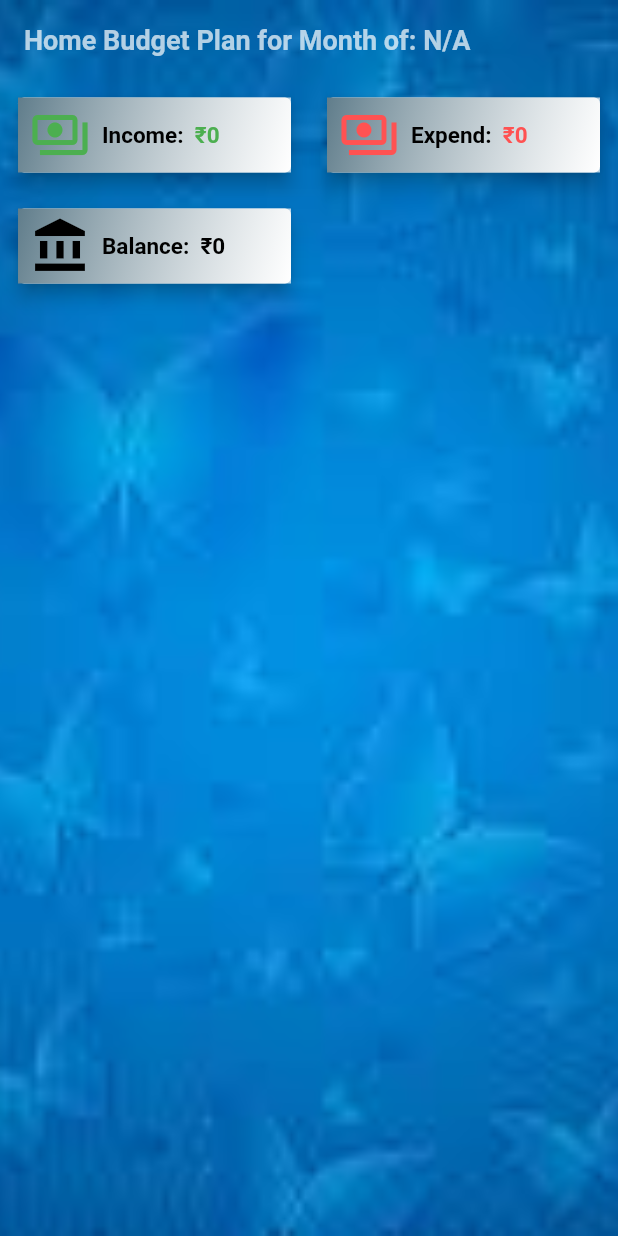
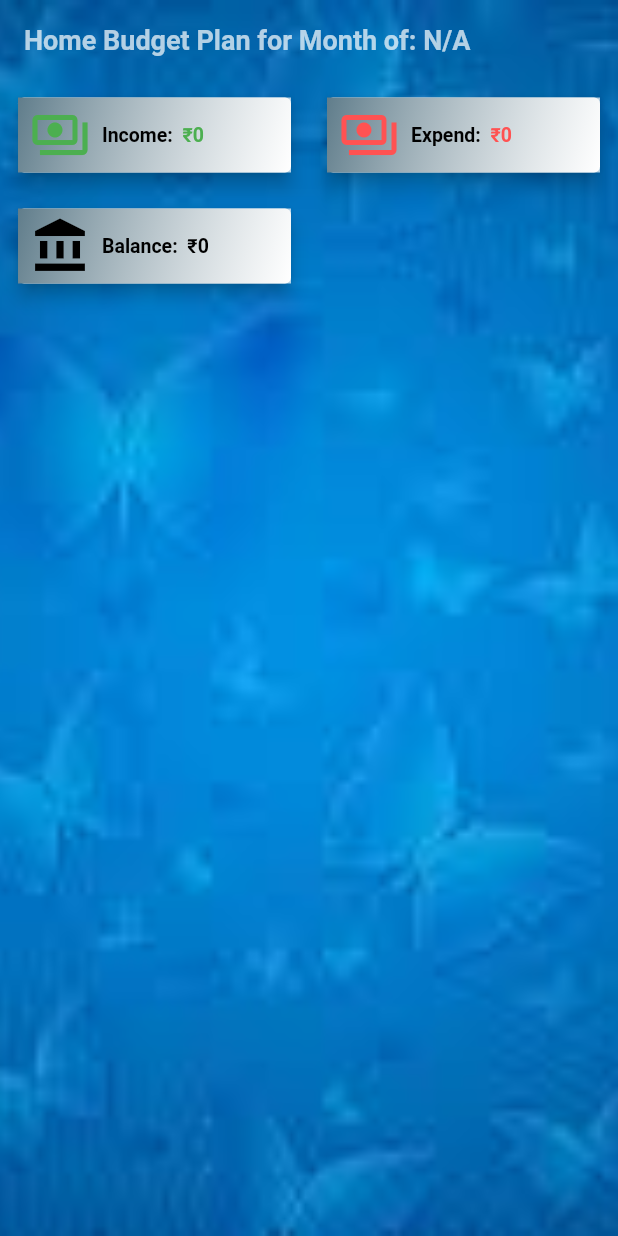
Before and after one commit to sathishnune/home-budget-planner, a Flutter app: the SummaryCards widget shown alone on an empty page, opened directly with empty values, on a phone screen of 412 x 824 dp. Run offline on Flutter 3.47's test engine with Material 2 defaults, Android fonts, the light colour scheme and no system bars; our stand-ins replace dynamic_theme, flutter_colorpicker, flutter_redux, flutter_secure_storage, googleapis_auth, material_design_icons_flutter and 6 more; missing offline and left inert: googleapis; accounts and stored records are empty.

Commit message:
Few fixes for Android 11

```diff
--- a/lib/home/ui/manage_recurrning_records.dart
+++ b/lib/home/ui/manage_recurrning_records.dart
@@ -1,7 +1,6 @@
 import 'package:flutter/material.dart';
 import 'package:flutter_redux/flutter_redux.dart';
 import 'package:home_budget_app/home/redux/budget_app_state.dart';
-import 'package:home_budget_app/home/ui/budget_details.dart';
 import 'package:home_budget_app/home/ui/utilities.dart';
 import 'package:redux/redux.dart';
 
--- a/lib/home/ui/summary_cards.dart
+++ b/lib/home/ui/summary_cards.dart
@@ -106,7 +106,7 @@ class _SummaryCardsState extends State<SummaryCards> {
                     child: RichText(
                       text: TextSpan(
                           style: const TextStyle(
-                              fontSize: 15, fontWeight: FontWeight.bold),
+                              fontSize: 13, fontWeight: FontWeight.bold),
                           children: <TextSpan>[
                             TextSpan(
                                 text: '$transType: ',
--- a/pubspec.yaml
+++ b/pubspec.yaml
@@ -4,7 +4,7 @@ description: My Home Budget Application
 # The following line prevents the package from being accidentally published to
 # pub.dev using `pub publish`. This is preferred for private packages.
 publish_to: 'none' # Remove this line if you wish to publish to pub.dev
-version: 1.1.3+1
+version: 1.1.4+1
 
 environment:
   sdk: ">=2.7.0 <3.0.0"
```
Also changed, not shown: lib/home/ui/utilities.dart (+9 -3 lines).
